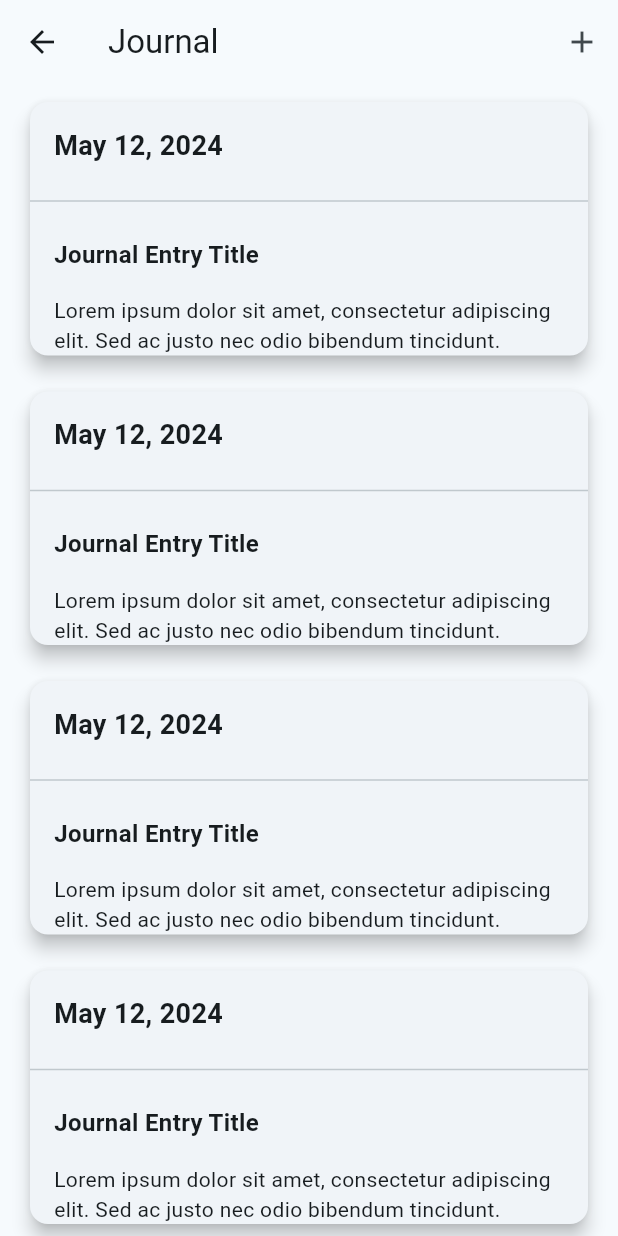
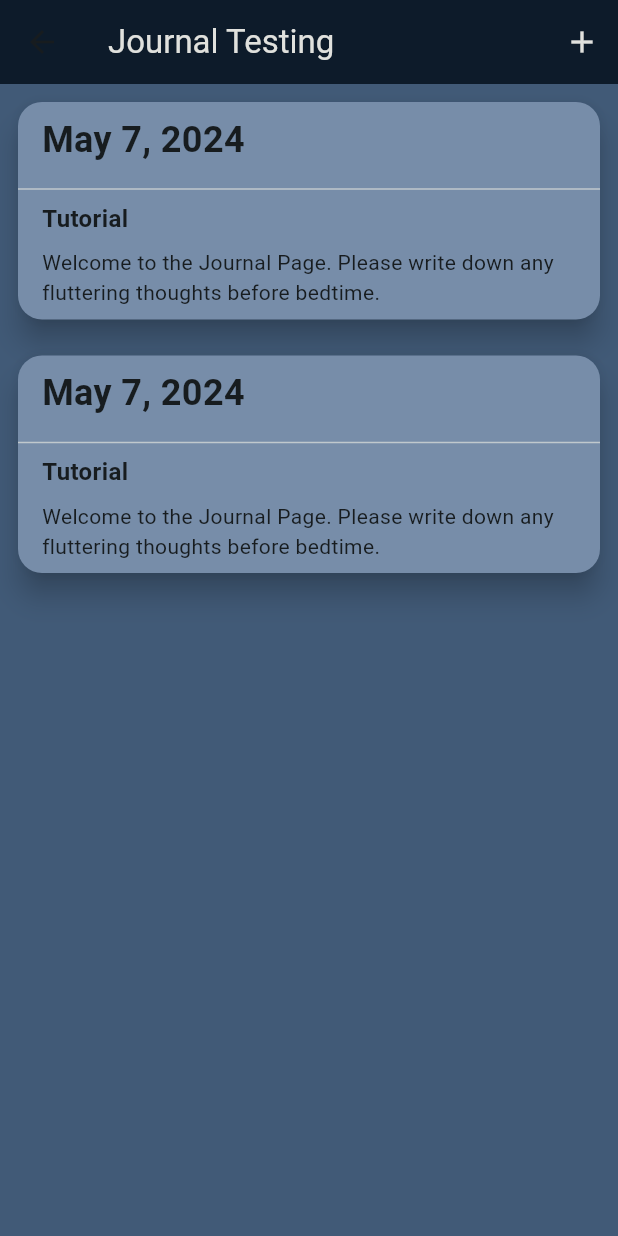
Before and after one commit to GianDMarquez/sleepybuddy, a Flutter app: the JournalPage screen opened directly, on a phone screen of 412 x 824 dp. Run offline on Flutter 3.47's test engine with Material 3 defaults, Android fonts, the phone set to English and light mode, and no system bars; our stand-ins replace hive, hive_flutter, shared_preferences; missing offline and left inert: android_alarm_manager_plus; accounts and stored records are empty.

Commit message:
simple list, changed style

```diff
--- a/lib/main.dart
+++ b/lib/main.dart
@@ -4,10 +4,11 @@ import 'package:hive_flutter/hive_flutter.dart';
 import 'package:hive/hive.dart';
 
 // I want to import my pages here!
+import 'view/colors.dart';
+import 'view/screens/home_tab.dart';
 import 'view/screens/journal_page.dart';
 import 'view/screens/alarm_page.dart';
 import 'model/journalEntry.dart';
-
 
 void main() async {
   WidgetsFlutterBinding.ensureInitialized();
@@ -22,6 +23,7 @@ void main() async {
 
   runApp(MyApp());
 }
+
 class MyApp extends StatelessWidget {
   const MyApp({super.key});
 
@@ -32,11 +34,10 @@ class MyApp extends StatelessWidget {
       title: 'SleepList',
       theme: ThemeData(
         colorScheme: ColorScheme.fromSeed(seedColor: Colors.blueGrey),
-        //primarySwatch: Colors.blue
+        scaffoldBackgroundColor: secondaryColorDark, //DO NOT change PLEASE
         useMaterial3: true,
         // TODO: THEMES
         //textTheme:
-        //scaffoldBackgroundColor: Colors.blue, //Color(0xDAD7CD) , //gray
       ),
       home: const MyHomePage(title: 'App Home Page'),
     );
@@ -55,7 +56,7 @@ class _MyHomePageState extends State<MyHomePage> {
   int _selectedIndex = 0;
 
   List<Widget> _widgetOptions = <Widget>[
-    Text('Home Page'),
+    Text('Home Page', style: TextStyle(color: primaryColorGray)),
     AlarmPage(),
     JournalPage(),
   ];
@@ -66,27 +67,10 @@ class _MyHomePageState extends State<MyHomePage> {
     });
   }
 
-
   @override
   Widget build(BuildContext context) {
     return Scaffold(
-      appBar: AppBar(
-        title: const Text('Sleep List'),
-        backgroundColor: Colors.blueGrey[800] //primary dark?
-        /*actions: <Widget>[
-          TextButton(
-            style: TextButton.styleFrom(
-              backgroundColor: const Color.fromARGB(255, 247, 239, 167),
-              padding: const EdgeInsets.all(16.0)
-            ),
-            onPressed: () {
-              //handle
-            },
-            child: const Text('Sign Up'))
-        ]
-        //top bar
-        //for sign up button*/
-      ),
+      backgroundColor: primaryColorDark,
       drawer: _AndroidDrawer(), // Use _AndroidDrawer as the drawer
       body: Center(
         child: _widgetOptions.elementAt(_selectedIndex),
@@ -144,7 +128,7 @@ class _AndroidDrawer extends StatelessWidget {
                 // Handle the tap on the custom button
                 Navigator.pop(context); // Close the drawer
                 // Add your logic here for the button action
-              },/*
+              }, /*
 
               child: Container(
                 color: Colors.grey.shade200, // Background color of the button
@@ -166,7 +150,6 @@ class _AndroidDrawer extends StatelessWidget {
   }
 }
 
-
 // Define your BottomNavBar widget
 class BottomNavBar extends StatelessWidget {
   final int selectedIndex;
@@ -180,6 +163,7 @@ class BottomNavBar extends StatelessWidget {
   @override
   Widget build(BuildContext context) {
     return BottomNavigationBar(
+      backgroundColor: primaryColorDark,
       items: const <BottomNavigationBarItem>[
         BottomNavigationBarItem(
           icon: Icon(Icons.home),
@@ -196,8 +180,8 @@ class BottomNavBar extends StatelessWidget {
       ],
       currentIndex: selectedIndex,
       //TODO: make colors
-      selectedItemColor: Color(0xFF778DA9), // Set the selected item color
-      unselectedItemColor: Color(0xFFE0E1DD), // Set the unselected item color
+      selectedItemColor: secondaryColorLight, // Set the selected item color
+      unselectedItemColor: primaryColorGray, // Set the unselected item color
       onTap: onItemTapped,
     );
   }
--- /dev/null
+++ b/lib/view/colors.dart
@@ -0,0 +1,7 @@
+import 'package:flutter/material.dart';
+
+Color primaryColorDark = const Color(0xFF0D1B2A); //APPBAR
+Color primaryColorLight = const Color(0xFF1B263B);
+Color secondaryColorDark = const Color(0xFF415A77); //BACKGROUND
+Color secondaryColorLight = const Color(0xFF778DA9); //CARDS
+Color primaryColorGray = const Color(0xFFE0E1DD);
--- a/lib/view/custom/components/journal_tile.dart
+++ b/lib/view/custom/components/journal_tile.dart
@@ -0,0 +1,77 @@
+import 'package:flutter/material.dart';
+
+import '../../colors.dart';
+
+class JournalTile extends StatelessWidget {
+  //final int entryID;
+  final String createdDate;
+  final String title;
+  final String textContent;
+  //final String lastEditedDate;
+
+//change back to const
+  JournalTile({
+    //required this.entryID,
+    super.key,
+    required this.createdDate,
+    required this.title,
+    //this.content = " ",
+    required this.textContent,
+    //required this.lastEditedDate
+  });
+
+  @override
+  Widget build(BuildContext context) {
+    return Padding(
+            padding: const EdgeInsets.symmetric(horizontal: 8, vertical: 8),
+      child:
+        Card(
+          color: secondaryColorLight,
+          elevation: 8,
+          shape: RoundedRectangleBorder(
+            borderRadius: BorderRadius.circular(16),
+          ),
+          child: Column(
+            crossAxisAlignment: CrossAxisAlignment.start,
+            children: [
+              // Date
+              Padding(
+                padding: const EdgeInsets.only(left: 16.0, bottom: 8.0, top: 8.0),
+                child: Text(
+                  createdDate,
+                  style: TextStyle(
+                    fontSize: 24,
+                    fontWeight: FontWeight.bold,
+                  ),
+                ),
+              ),
+              Divider(),
+              // Title
+              Padding(
+                padding: const EdgeInsets.only(left: 16.0, bottom: 8.0),
+                child: Text(
+                  title,
+                  style: TextStyle(
+                    fontSize: 16,
+                    fontWeight: FontWeight.bold,
+                  ),
+                ),
+              ),
+              // Content
+              Padding(
+                padding: const EdgeInsets.only(left: 16.0, bottom: 8.0),
+                child: Text(
+                  textContent,
+                  style: TextStyle(
+                    fontSize: 14,
+                  ),
+                  maxLines: 2,
+                  overflow: TextOverflow.ellipsis,
+                ),
+              ),
+            ],
+          ),
+        ),
+    );
+  }
+}
--- a/lib/view/screens/journal_page.dart
+++ b/lib/view/screens/journal_page.dart
@@ -1,17 +1,22 @@
+//journal testing 2.0
 import 'package:flutter/material.dart';
-import 'package:hive/hive.dart';
 
+// My Pages and Tiles
+import '../colors.dart';
+import '../custom/components/journal_tile.dart';
 import 'journal_add_page.dart';
-import 'journal_details_page.dart';
+
 
 class JournalPage extends StatelessWidget {
   @override
   Widget build(BuildContext context) {
     return Scaffold(
       appBar: AppBar(
-        title: Text('Journal'),
+        backgroundColor: primaryColorDark,
+        title: Text('Journal Testing', style: TextStyle(color: primaryColorGray)),
         actions: [
           IconButton(
+            color: primaryColorGray,
             icon: Icon(Icons.add),
             onPressed: () {
               // Navigate to the page for creating a new journal entry
@@ -23,60 +28,21 @@ class JournalPage extends StatelessWidget {
           ),
         ],
       ),
-      body: ListView.builder(
-        itemCount: 5, // Replace with the actual number of journal entries
-        itemBuilder: (context, index) {
-          return Padding(
-            padding: const EdgeInsets.symmetric(horizontal: 16, vertical: 8),
-            child: Card(
-              elevation: 5,
-              shape: RoundedRectangleBorder(
-                  borderRadius: BorderRadius.circular(12)),
-              child: InkWell(
-                onTap: () {
-                  // Navigate to the page for viewing/editing the journal entry
-                  Navigator.push(
-                      context,
-                      MaterialPageRoute(
-                          builder: (context) => ViewJournalEntryPage()));
-                }, onLongPress: () {
-
-              },
-                child: Column(
-                  crossAxisAlignment: CrossAxisAlignment.start,
-                  children: [
-                    Padding(
-                      padding: const EdgeInsets.all(16.0),
-                      child: Text(
-                        'May 12, 2024', // Replace with the actual date
-                        style: TextStyle(
-                            fontSize: 18, fontWeight: FontWeight.bold),
-                      ),
-                    ),
-                    Divider(), // Add a horizontal line
-                    Padding(
-                      padding: const EdgeInsets.all(16.0),
-                      child: Text(
-                        'Journal Entry Title', // Replace with the actual title
-                        style: TextStyle(
-                            fontSize: 16, fontWeight: FontWeight.bold),
-                      ),
-                    ),
-                    Padding(
-                      padding: const EdgeInsets.symmetric(horizontal: 16.0),
-                      child: Text(
-                        'Lorem ipsum dolor sit amet, consectetur adipiscing elit. Sed ac justo nec odio bibendum tincidunt.',
-                        maxLines: 2,
-                        overflow: TextOverflow.ellipsis,
-                      ),
-                    ),
-                  ],
-                ),
-              ),
-            ),
-          );
-        },
-      ),
+      //List -> Holding Journal Tiles
+      body: ListView(
+        children: [
+          JournalTile(
+            createdDate: "May 7, 2024",
+            title: "Tutorial",
+            textContent: "Welcome to the Journal Page. Please write down any fluttering thoughts before bedtime.",
+          ),
+           JournalTile(
+            createdDate: "May 7, 2024",
+            title: "Tutorial",
+            textContent: "Welcome to the Journal Page. Please write down any fluttering thoughts before bedtime.",
+          ),
+        ],
+      )
     );
   }
 }
```
